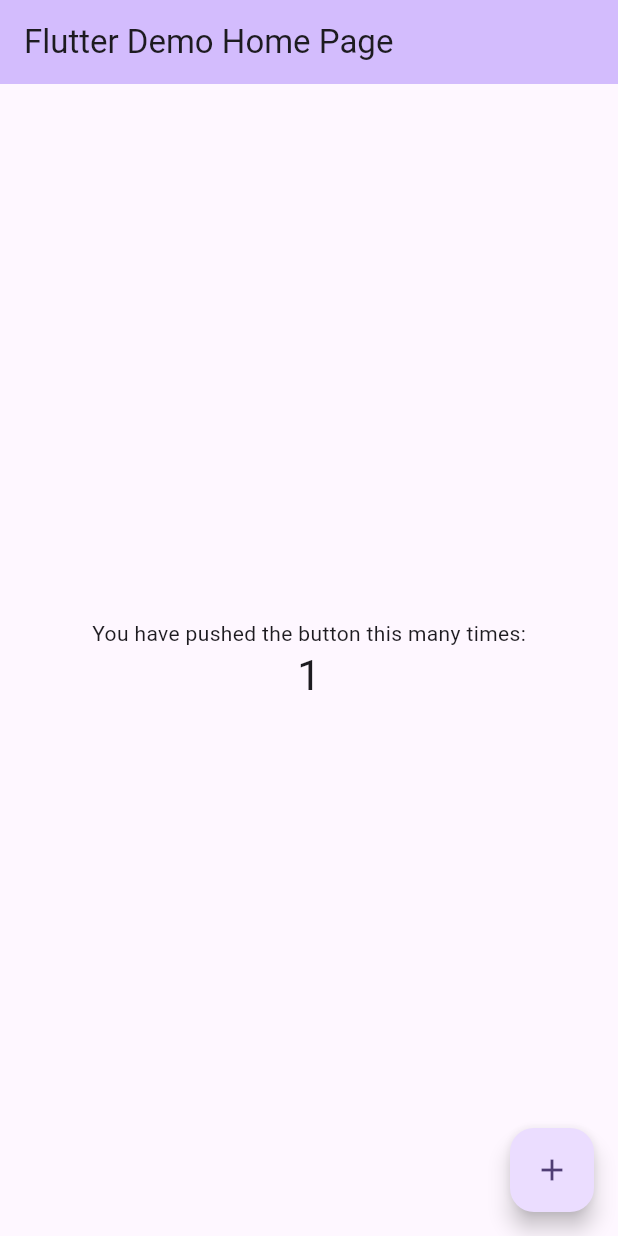
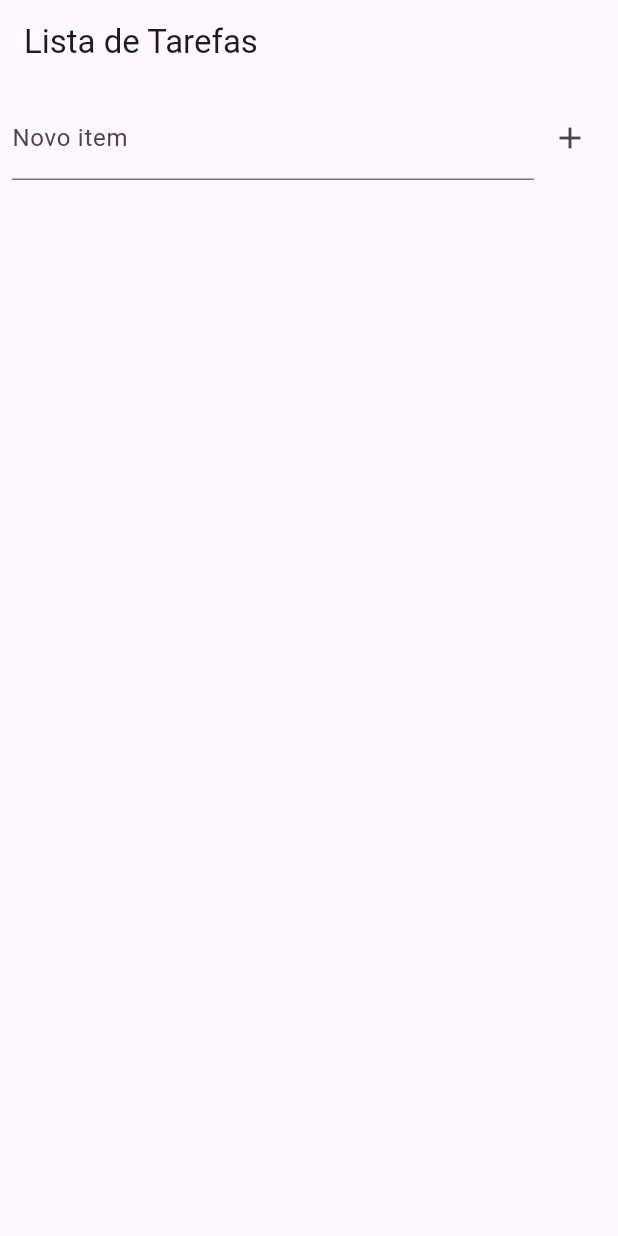
Before and after one commit to felipecezar01/flutter_lista_simples, a Flutter app: the screen it shows after launch, after a tap on the "add" icon, on a phone screen of 412 x 824 dp. Run offline on Flutter 3.47's test engine with Material 3 defaults, Android fonts, the light colour scheme and no system bars.

Commit message:
Primeira versão do app de lista simples em Flutter

```diff
--- a/lib/main.dart
+++ b/lib/main.dart
@@ -1,125 +1,87 @@
 import 'package:flutter/material.dart';
 
 void main() {
-  runApp(const MyApp());
+  runApp(MyApp());
 }
 
 class MyApp extends StatelessWidget {
-  const MyApp({super.key});
-
-  // This widget is the root of your application.
   @override
   Widget build(BuildContext context) {
     return MaterialApp(
-      title: 'Flutter Demo',
+      title: 'App de Lista',
       theme: ThemeData(
-        // This is the theme of your application.
-        //
-        // TRY THIS: Try running your application with "flutter run". You'll see
-        // the application has a purple toolbar. Then, without quitting the app,
-        // try changing the seedColor in the colorScheme below to Colors.green
-        // and then invoke "hot reload" (save your changes or press the "hot
-        // reload" button in a Flutter-supported IDE, or press "r" if you used
-        // the command line to start the app).
-        //
-        // Notice that the counter didn't reset back to zero; the application
-        // state is not lost during the reload. To reset the state, use hot
-        // restart instead.
-        //
-        // This works for code too, not just values: Most code changes can be
-        // tested with just a hot reload.
-        colorScheme: ColorScheme.fromSeed(seedColor: Colors.deepPurple),
-        useMaterial3: true,
+        primarySwatch: Colors.blue,
       ),
-      home: const MyHomePage(title: 'Flutter Demo Home Page'),
+      home: ListaPage(),
     );
   }
 }
 
-class MyHomePage extends StatefulWidget {
-  const MyHomePage({super.key, required this.title});
-
-  // This widget is the home page of your application. It is stateful, meaning
-  // that it has a State object (defined below) that contains fields that affect
-  // how it looks.
-
-  // This class is the configuration for the state. It holds the values (in this
-  // case the title) provided by the parent (in this case the App widget) and
-  // used by the build method of the State. Fields in a Widget subclass are
-  // always marked "final".
-
-  final String title;
-
+class ListaPage extends StatefulWidget {
   @override
-  State<MyHomePage> createState() => _MyHomePageState();
+  _ListaPageState createState() => _ListaPageState();
 }
 
-class _MyHomePageState extends State<MyHomePage> {
-  int _counter = 0;
+class _ListaPageState extends State<ListaPage> {
+  final List<String> _items = []; // Lista de itens
+  final TextEditingController _controller = TextEditingController();
 
-  void _incrementCounter() {
+  void _addItem() {
+    if (_controller.text.isNotEmpty) {
+      setState(() {
+        _items.add(_controller.text);
+        _controller.clear();
+      });
+    }
+  }
+
+  void _removeItem(int index) {
     setState(() {
-      // This call to setState tells the Flutter framework that something has
-      // changed in this State, which causes it to rerun the build method below
-      // so that the display can reflect the updated values. If we changed
-      // _counter without calling setState(), then the build method would not be
-      // called again, and so nothing would appear to happen.
-      _counter++;
+      _items.removeAt(index);
     });
   }
 
   @override
   Widget build(BuildContext context) {
-    // This method is rerun every time setState is called, for instance as done
-    // by the _incrementCounter method above.
-    //
-    // The Flutter framework has been optimized to make rerunning build methods
-    // fast, so that you can just rebuild anything that needs updating rather
-    // than having to individually change instances of widgets.
     return Scaffold(
       appBar: AppBar(
-        // TRY THIS: Try changing the color here to a specific color (to
-        // Colors.amber, perhaps?) and trigger a hot reload to see the AppBar
-        // change color while the other colors stay the same.
-        backgroundColor: Theme.of(context).colorScheme.inversePrimary,
-        // Here we take the value from the MyHomePage object that was created by
-        // the App.build method, and use it to set our appbar title.
-        title: Text(widget.title),
+        title: Text('Lista de Tarefas'),
       ),
-      body: Center(
-        // Center is a layout widget. It takes a single child and positions it
-        // in the middle of the parent.
-        child: Column(
-          // Column is also a layout widget. It takes a list of children and
-          // arranges them vertically. By default, it sizes itself to fit its
-          // children horizontally, and tries to be as tall as its parent.
-          //
-          // Column has various properties to control how it sizes itself and
-          // how it positions its children. Here we use mainAxisAlignment to
-          // center the children vertically; the main axis here is the vertical
-          // axis because Columns are vertical (the cross axis would be
-          // horizontal).
-          //
-          // TRY THIS: Invoke "debug painting" (choose the "Toggle Debug Paint"
-          // action in the IDE, or press "p" in the console), to see the
-          // wireframe for each widget.
-          mainAxisAlignment: MainAxisAlignment.center,
-          children: <Widget>[
-            const Text(
-              'You have pushed the button this many times:',
+      body: Column(
+        children: [
+          Padding(
+            padding: const EdgeInsets.all(8.0),
+            child: Row(
+              children: [
+                Expanded(
+                  child: TextField(
+                    controller: _controller,
+                    decoration: InputDecoration(labelText: 'Novo item'),
+                  ),
+                ),
+                IconButton(
+                  icon: Icon(Icons.add),
+                  onPressed: _addItem,
+                ),
+              ],
             ),
-            Text(
-              '$_counter',
-              style: Theme.of(context).textTheme.headlineMedium,
+          ),
+          Expanded(
+            child: ListView.builder(
+              itemCount: _items.length,
+              itemBuilder: (context, index) {
+                return ListTile(
+                  title: Text(_items[index]),
+                  trailing: IconButton(
+                    icon: Icon(Icons.delete),
+                    onPressed: () => _removeItem(index),
+                  ),
+                );
+              },
             ),
-          ],
-        ),
+          ),
+        ],
       ),
-      floatingActionButton: FloatingActionButton(
-        onPressed: _incrementCounter,
-        tooltip: 'Increment',
-        child: const Icon(Icons.add),
-      ), // This trailing comma makes auto-formatting nicer for build methods.
     );
   }
 }
```
